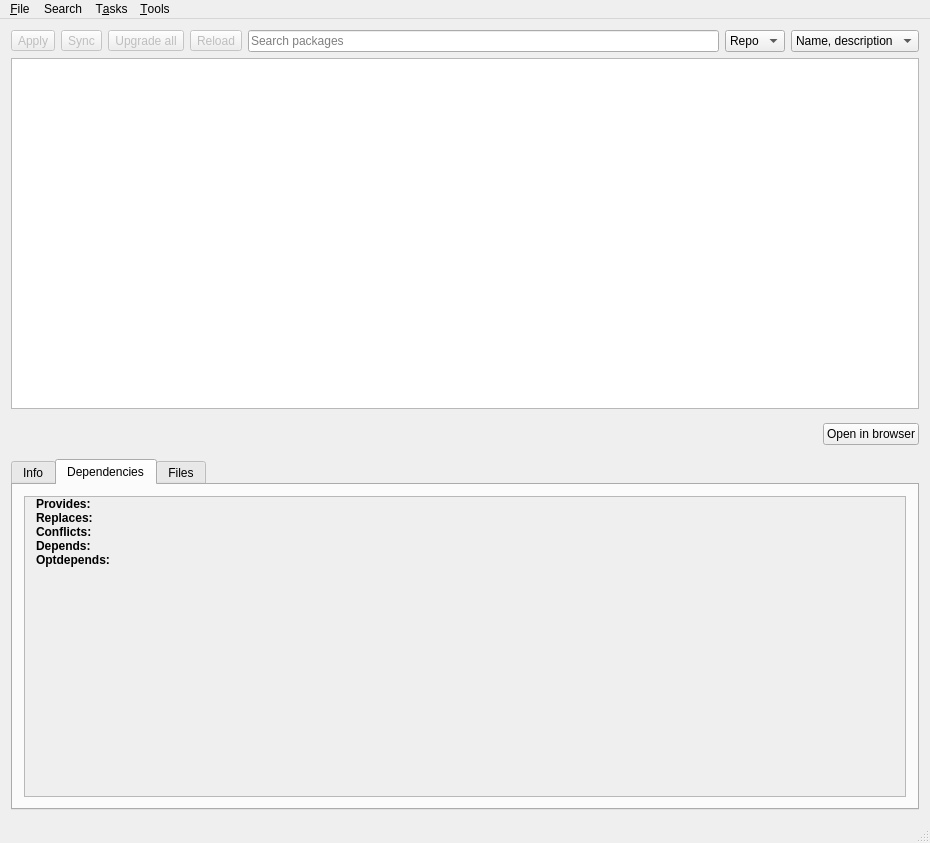
Shatur/orson, file src/mainwindow.ui: the form before one commit.
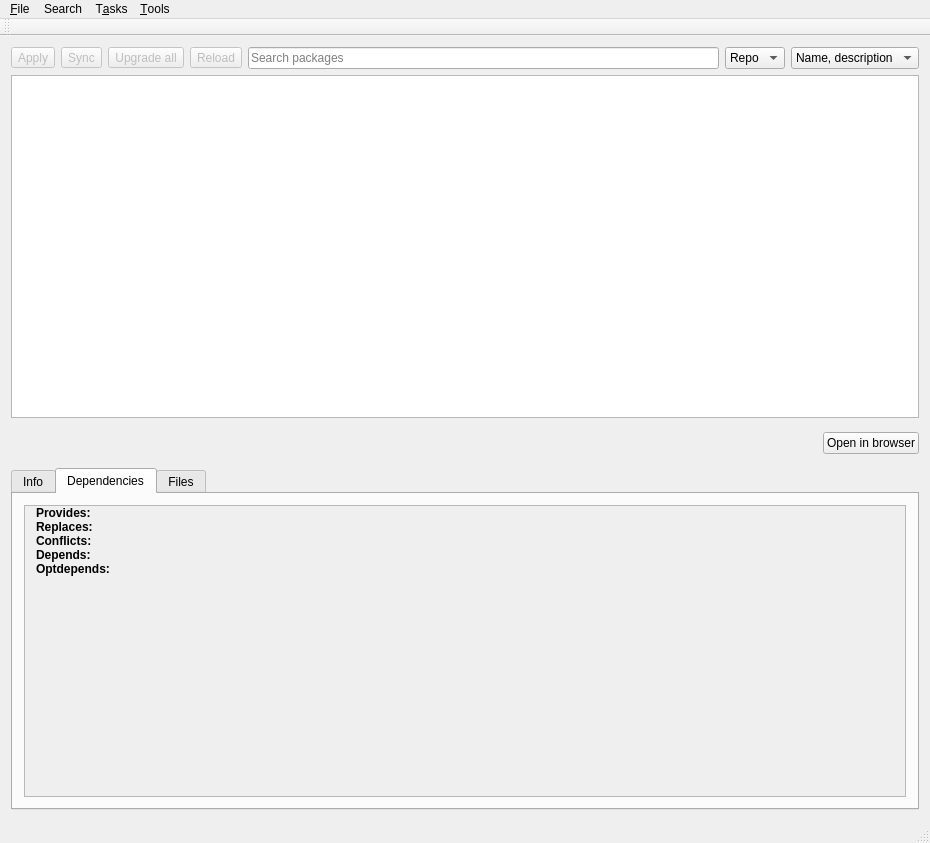
The form after the commit. The open tabs and pages were chosen to show the change. Icons and pictures are not drawn. Custom widgets are drawn as their Qt base class.

```diff
--- a/src/mainwindow.ui
+++ b/src/mainwindow.ui
@@ -782,7 +782,7 @@
              <x>0</x>
              <y>0</y>
              <width>894</width>
-             <height>429</height>
+             <height>417</height>
             </rect>
            </property>
            <layout class="QFormLayout" name="depsContentLayout">
@@ -985,6 +985,17 @@
    <addaction name="tasksMenu"/>
    <addaction name="toolsMenu"/>
   </widget>
+  <widget class="QToolBar" name="toolBar">
+   <property name="windowTitle">
+    <string>toolBar</string>
+   </property>
+   <attribute name="toolBarArea">
+    <enum>TopToolBarArea</enum>
+   </attribute>
+   <attribute name="toolBarBreak">
+    <bool>false</bool>
+   </attribute>
+  </widget>
   <action name="installLocalAction">
    <property name="icon">
     <iconset theme="package-x-generic">
```
Left out of the diff: 317 changed lines with no effect on the pictures.
